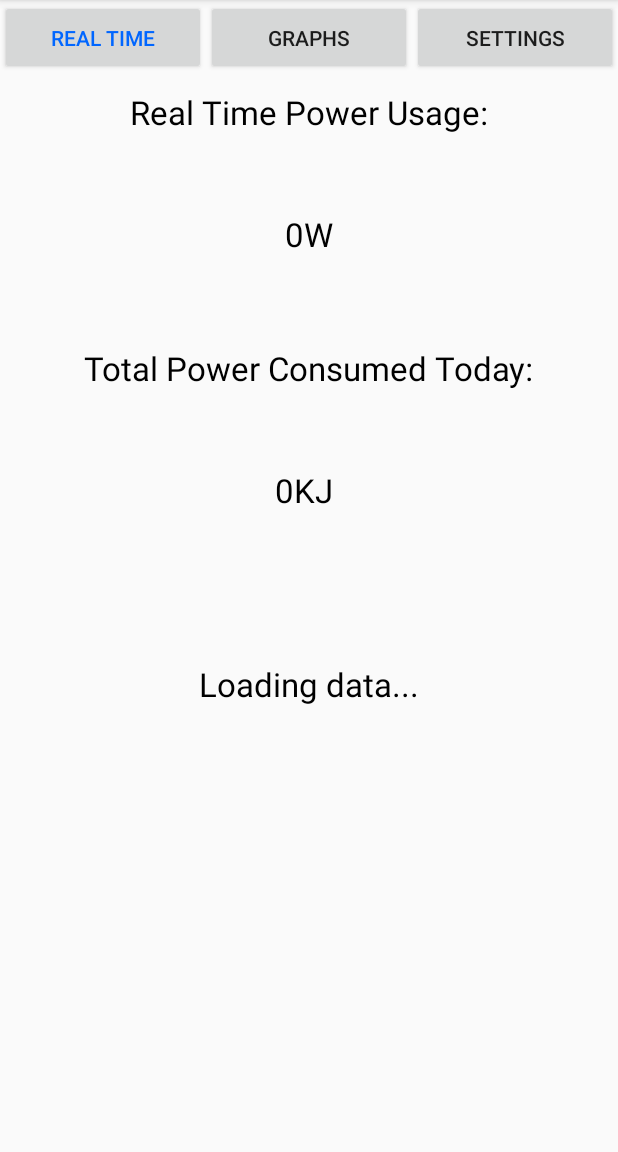
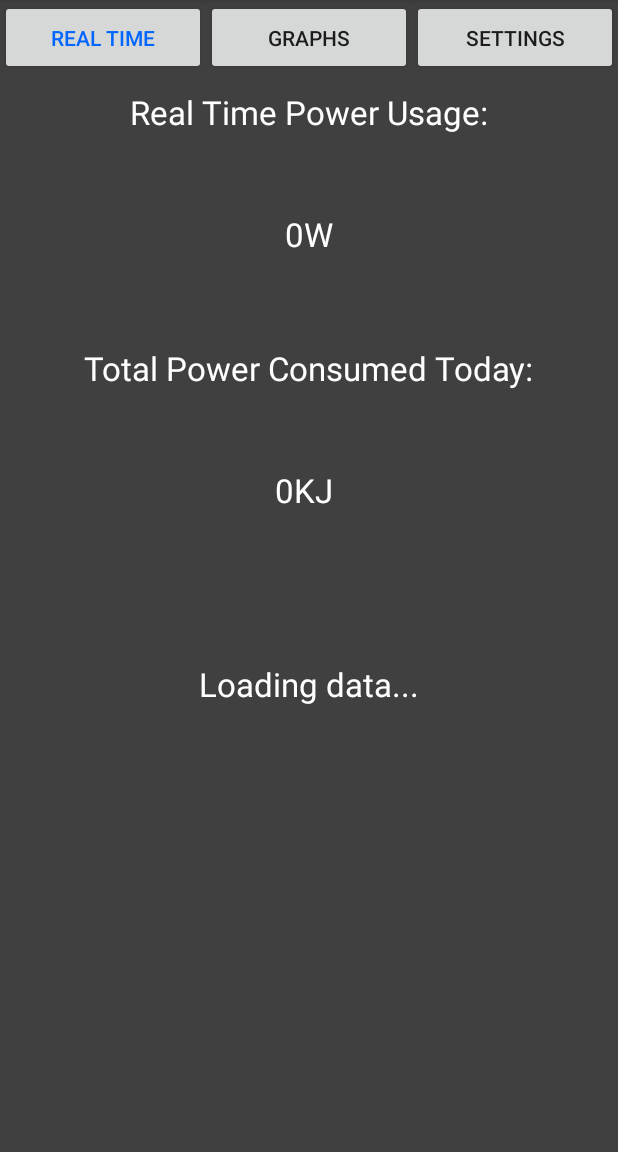
Before and after one commit to nz-Mark-Y/EnergyMonitor, an Android app: the screen it shows after launch (MainActivity), on a phone screen of 412 x 824 dp, the part 84-1236 px from its top. Run offline under Robolectric (Android 15) with nearby library versions, the phone set to English and light mode, and no system bars; our stand-ins replace Firebase (no records; nobody signed in at launch, a user with empty details on screens opened directly); libraries missing offline, so code that uses them is left out: com.google.android.gms.

Commit message:
Added some colour to the graphs

```diff
--- a/app/src/main/res/layout/activity_graphs.xml
+++ b/app/src/main/res/layout/activity_graphs.xml
@@ -3,6 +3,7 @@
     xmlns:tools="http://schemas.android.com/tools"
     android:layout_width="match_parent"
     android:layout_height="match_parent"
+    android:background="#404040"
     tools:context="electeng209.energymonitor.Graphs">
 
     <LinearLayout
@@ -51,7 +52,6 @@
             android:id="@+id/spinner"
             android:layout_marginTop="15dp"
             android:layout_marginBottom="15dp"
-            android:background="#404040"
             android:spinnerMode="dropdown" />
 
         <com.jjoe64.graphview.GraphView
--- a/app/src/main/res/layout/activity_main.xml
+++ b/app/src/main/res/layout/activity_main.xml
@@ -3,6 +3,7 @@
     xmlns:tools="http://schemas.android.com/tools"
     android:layout_width="match_parent"
     android:layout_height="match_parent"
+    android:background="#404040"
     tools:context="electeng209.energymonitor.MainActivity">
 
     <LinearLayout
@@ -44,7 +45,7 @@
         android:id="@+id/RealPower"
         android:text="@string/RealPower"
         android:textSize="22sp"
-        android:textColor="#000000"
+        android:textColor="#ffffff"
         android:layout_centerHorizontal="true"
         android:layout_marginTop="60dp" />
 
@@ -54,7 +55,7 @@
         android:text="@string/powerDisplayed"
         android:id="@+id/powerDisplayed"
         android:layout_marginTop="52dp"
-        android:textColor="#000000"
+        android:textColor="#ffffff"
         android:textSize="22sp"
         android:layout_below="@+id/RealPower"
         android:layout_centerHorizontal="true" />
@@ -64,7 +65,7 @@
         android:layout_height="wrap_content"
         android:text="@string/totalPower"
         android:id="@+id/totalPower"
-        android:textColor="#000000"
+        android:textColor="#ffffff"
         android:textSize="22sp"
         android:layout_marginTop="60dp"
         android:layout_below="@+id/powerDisplayed"
@@ -76,7 +77,7 @@
         android:text="@string/totalPowerDisplayed"
         android:id="@+id/totalPowerDisplayed"
         android:textSize="22sp"
-        android:textColor="#000000"
+        android:textColor="#ffffff"
         android:layout_marginTop="52dp"
         android:layout_below="@+id/totalPower"
         android:layout_alignRight="@+id/powerDisplayed"
@@ -92,7 +93,7 @@
         android:layout_below="@+id/totalPowerDisplayed"
         android:layout_centerHorizontal="true"
         android:layout_marginTop="100dp"
-        android:textColor="#000"
+        android:textColor="#ffffff"
         android:textSize="22sp" />
 
 
--- a/app/src/main/res/layout/myspinner.xml
+++ b/app/src/main/res/layout/myspinner.xml
@@ -5,7 +5,7 @@
     android:layout_width="match_parent"
     android:layout_height="wrap_content"
     android:fontFamily="sans-serif"
-    android:background="#404040"
-    android:textSize="30sp"
-    android:gravity="center"
+    android:textColor="#FFFFFF"
+    android:textSize="22sp"
+    android:gravity="right"
     android:ellipsize="marquee" />
--- a/app/src/main/res/values/strings.xml
+++ b/app/src/main/res/values/strings.xml
@@ -12,8 +12,8 @@
     <string name="settings_text">Settings:</string>
 
     <string-array name="graphsArray" id="graphArray">
-        <item>Power (W)</item>
-        <item>Current (A)</item>
-        <item>Voltage (V)</item>
+        <item>Real Time Power (W)</item>
+        <item>Real Time Current (A)</item>
+        <item>Real Time Voltage (V)</item>
     </string-array>
 </resources>
```
Also changed, not shown: app/src/main/java/electeng209/energymonitor/Graphs.java (+26 -1 lines).
